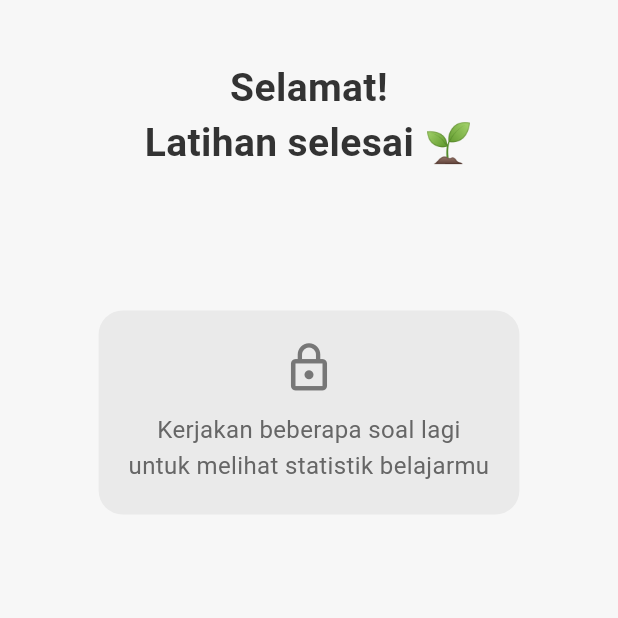
After one commit to ceredence/educationApp, a Flutter app: the SummaryPage screen opened by its route, on a phone screen of 412 x 824 dp, the top half of it. The commit adds this screen. Run offline on Flutter 3.47's test engine with Material 3 defaults, Android fonts, the phone set to English and light mode, and no system bars; our stand-ins replace get, percent_indicator, shared_preferences; accounts and stored records are empty; network calls fail.

Commit message:
feat [EJL] summary 1

```diff
--- /dev/null
+++ b/lib/bindings/summary_binding.dart
@@ -0,0 +1,10 @@
+import 'package:dinacomapp/controller/summary_controller.dart';
+import 'package:get/get.dart';
+
+class SummaryBinding extends Bindings {
+  @override
+  void dependencies() {
+    // TODO: implement dependencies
+    Get.lazyPut<SummaryController>(() => SummaryController());
+  }
+}
--- /dev/null
+++ b/lib/controller/summary_controller.dart
@@ -0,0 +1,19 @@
+import 'package:get/get.dart';
+
+class SummaryController extends GetxController {
+  final correctAnswer = 0.obs;
+  final wrongAnswer = 0.obs;
+  final text = ''.obs;
+
+  @override
+void onInit() {
+  super.onInit();
+
+  final args = Get.arguments;
+  if (args != null) {
+    correctAnswer.value = args['correct'] ?? 0;
+    wrongAnswer.value = args['wrong'] ?? 0;
+    text.value = args['message'] ?? 'Kosong';
+  }
+}
+}
--- a/lib/main.dart
+++ b/lib/main.dart
@@ -16,13 +16,13 @@ class MyApp extends StatelessWidget {
   @override
   Widget build(BuildContext context) {
     return GetMaterialApp(
-      title: 'Flutter Demo',
+      title: 'Blippy',
       debugShowCheckedModeBanner: false,
       theme: ThemeData(
         // This is the theme of your application.
         colorScheme: ColorScheme.fromSeed(seedColor: Colors.deepPurple),
       ),
-      initialRoute: AppRoutes.startPage,
+      initialRoute: AppRoutes.categoryPage,
       getPages: AppPages.pages,
     );
   }
--- /dev/null
+++ b/lib/pages/summary_page.dart
@@ -0,0 +1,89 @@
+import 'package:dinacomapp/controller/summary_controller.dart';
+import 'package:flutter/material.dart';
+import 'package:get/get.dart';
+
+class SummaryPage extends StatelessWidget {
+  const SummaryPage({super.key});
+
+  @override
+  Widget build(BuildContext context) {
+    final summary = Get.find<SummaryController>();
+
+    return Scaffold(
+      backgroundColor: const Color(0xFFF7F7F7),
+      body: Center(
+        child: SafeArea(
+          child: Column(
+            children: [
+              const SizedBox(height: 40),
+
+              // TITLE
+              Padding(
+                padding: const EdgeInsets.symmetric(horizontal: 24),
+                child: Text(
+                  "Selamat!\nLatihan selesai 🌱",
+                  textAlign: TextAlign.center,
+                  style: const TextStyle(
+                    fontSize: 26,
+                    fontWeight: FontWeight.bold,
+                    color: Color(0xFF333333),
+                  ),
+                ),
+              ),
+
+              const SizedBox(height: 24),
+
+              // RESULT TEXT
+              Padding(
+                padding: const EdgeInsets.symmetric(horizontal: 32),
+                child: Obx(
+                  () => Text(
+                    summary.text.value,
+                    textAlign: TextAlign.center,
+                    style: const TextStyle(
+                      fontSize: 18,
+                      height: 1.6,
+                      color: Color(0xFF555555),
+                    ),
+                  ),
+                ),
+              ),
+
+              const SizedBox(height: 40),
+
+              // LOCKED STAT CARD
+              Container(
+                margin: const EdgeInsets.symmetric(horizontal: 24),
+                padding: const EdgeInsets.all(20),
+                decoration: BoxDecoration(
+                  color: const Color(0xFFEAEAEA),
+                  borderRadius: BorderRadius.circular(16),
+                ),
+                child: Column(
+                  children: const [
+                    Icon(
+                      Icons.lock_outline,
+                      size: 36,
+                      color: Color(0xFF777777),
+                    ),
+                    SizedBox(height: 12),
+                    Text(
+                      "Kerjakan beberapa soal lagi\n"
+                      "untuk melihat statistik belajarmu",
+                      textAlign: TextAlign.center,
+                      style: TextStyle(
+                        fontSize: 16,
+                        height: 1.5,
+                        color: Color(0xFF666666),
+                      ),
+                    ),
+                  ],
+                ),
+              ),
+            ],
+          ),
+        ),
+      ),
+    );
+  }
+}
--- a/lib/routes/pages.dart
+++ b/lib/routes/pages.dart
@@ -1,9 +1,11 @@
+import 'package:dinacomapp/bindings/summary_binding.dart';
 import 'package:dinacomapp/bindings/task_binding.dart';
 import 'package:dinacomapp/pages/admin_page.dart';
 import 'package:dinacomapp/pages/category_page.dart';
 import 'package:dinacomapp/pages/home_page.dart';
 import 'package:dinacomapp/pages/level_page.dart';
 import 'package:dinacomapp/pages/start_page.dart';
+import 'package:dinacomapp/pages/summary_page.dart';
 import 'package:dinacomapp/pages/task_page.dart';
 import 'package:dinacomapp/pages/testing_page.dart';
 import 'package:dinacomapp/routes/routes.dart';
@@ -18,5 +20,6 @@ class AppPages {
     GetPage(name: AppRoutes.categoryPage, page: () => CategoryPage(), binding: TaskBinding()),
     GetPage(name: AppRoutes.taskPage, page: () => TaskPage(), binding: TaskBinding()),
     GetPage(name: AppRoutes.adminPage, page: () => AdminPage()),
+    GetPage(name: AppRoutes.summaryPage, page: () => SummaryPage(), binding: SummaryBinding()),
   ];
 }
--- a/lib/routes/routes.dart
+++ b/lib/routes/routes.dart
@@ -6,4 +6,5 @@ class AppRoutes {
   static const String categoryPage = '/categoryPage';
   static const String taskPage = '/taskPage';
   static const String adminPage = '/adminPage';
+  static const String summaryPage = '/summaryPage';
 }
```
Also changed, not shown: lib/Components/task_widget.dart (+6 -11 lines), lib/controller/task_controller.dart (+78 -57 lines), lib/pages/level_page.dart (+26 -9 lines), lib/pages/task_page.dart (+19 -8 lines).
